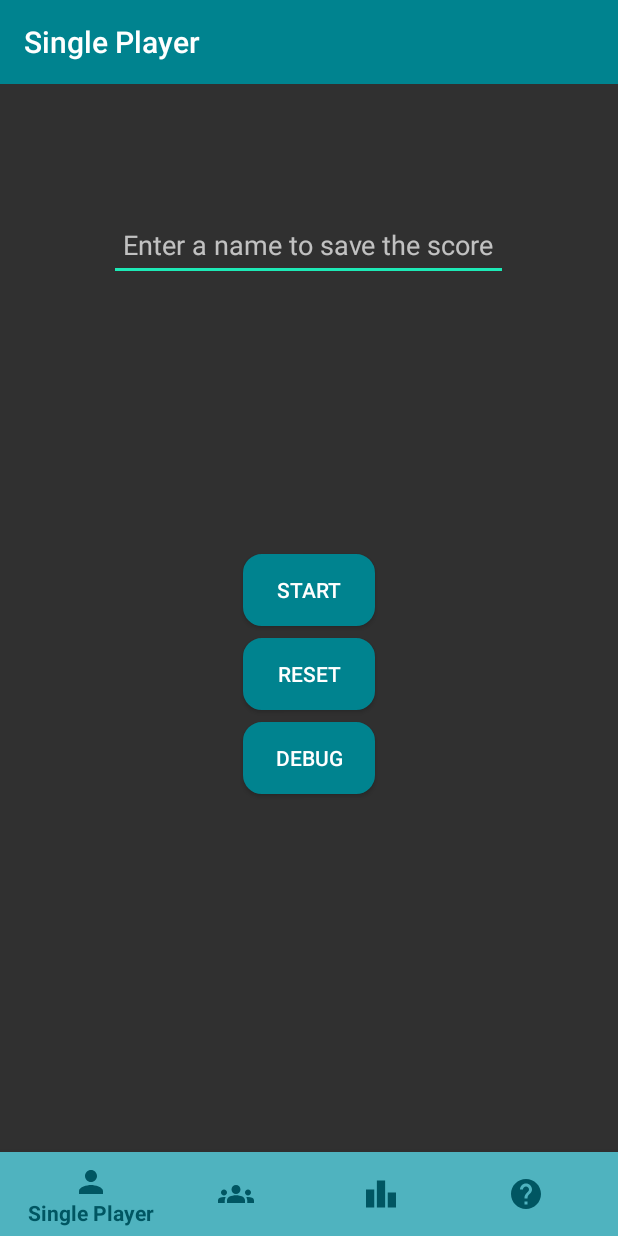
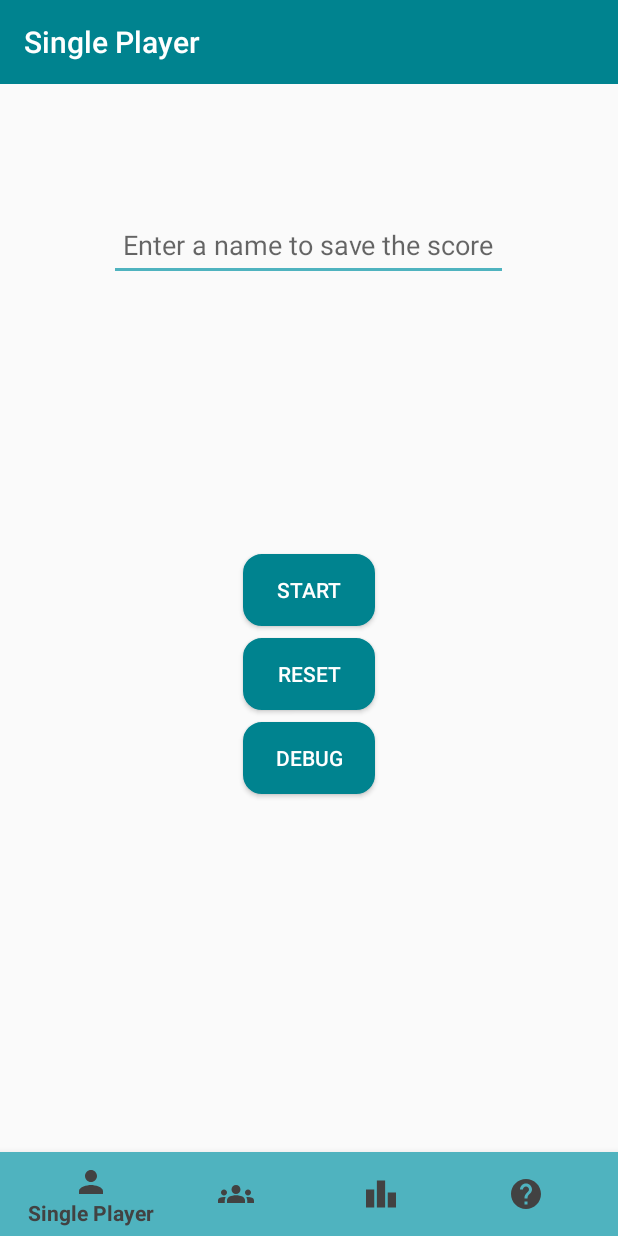
Before and after one commit to AlessiOrl/BrawlItOut, an Android app: the screen it shows after launch (MainActivity), on a phone screen of 412 x 824 dp. Run offline under Robolectric (Android 15) with nearby library versions, the light colour scheme and no system bars; our stand-ins replace navigation-ui; libraries missing offline, so code that uses them is left out: pl.droidsonroids.gif; plain views replace GifImageButton; 2 statements that could not run were skipped.

Commit message:
small fixes

```diff
--- a/app/src/main/java/orlando/hci/brawlitout/Activities/MainActivity.java
+++ b/app/src/main/java/orlando/hci/brawlitout/Activities/MainActivity.java
@@ -24,7 +24,7 @@ public class MainActivity extends AppCompatActivity {
     @Override
     protected void onCreate(Bundle savedInstanceState) {
         super.onCreate(savedInstanceState);
-        setTheme(R.style.DarkTheme);
+        setTheme(R.style.LightTheme);
         setContentView(R.layout.activity_main);
         BottomNavigationView navView = findViewById(R.id.nav_view);
 
--- a/app/src/main/res/layout/activity_main.xml
+++ b/app/src/main/res/layout/activity_main.xml
@@ -25,8 +25,8 @@
         android:layout_height="wrap_content"
         android:background="@color/colorPrimaryLight"
         android:backgroundTint="@color/colorPrimaryLight"
-        app:itemIconTint="@color/colorPrimaryDark"
-        app:itemTextColor="@color/colorPrimaryDark"
+        app:itemIconTint="@color/grey"
+        app:itemTextColor="@color/grey"
         app:layout_constraintBottom_toBottomOf="parent"
         app:layout_constraintLeft_toLeftOf="parent"
         app:layout_constraintRight_toRightOf="parent"
--- a/app/src/main/res/layout/item_score.xml
+++ b/app/src/main/res/layout/item_score.xml
@@ -22,7 +22,7 @@
             android:layout_width="40dp"
             android:layout_height="40dp"
             android:textSize="24sp"
-
+            android:textColor="@color/white"
             android:layout_marginStart="16dp"
             android:layout_marginTop="16dp"
             android:background="@drawable/rounded_textview"
--- a/app/src/main/res/values/colors.xml
+++ b/app/src/main/res/values/colors.xml
@@ -6,8 +6,9 @@
     <color name="colorPrimaryDark">#005662</color>
     <color name="colorDarkBackground">#424242</color>
     <color name="colorLightBackground">#DDDDDD</color>
-    <color name="colorAccent">#1DE9B6</color>
+    <color name="colorAccent">#4fb3bf</color>
     <color name="white">#FFFFFF</color>
     <color name="black">#000000</color>
     <color name="red">#FF0000</color>
+    <color name="grey">#424242</color>
 </resources>
```
